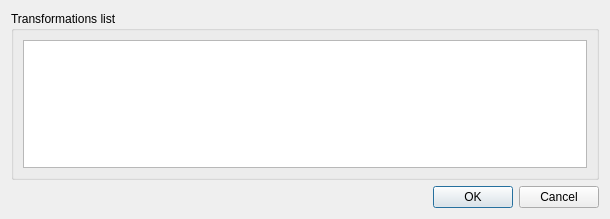
This is ui/selectTransformation.ui in faunalia/transformationtools as Qt 5 draws it before an edit. The edited form follows.
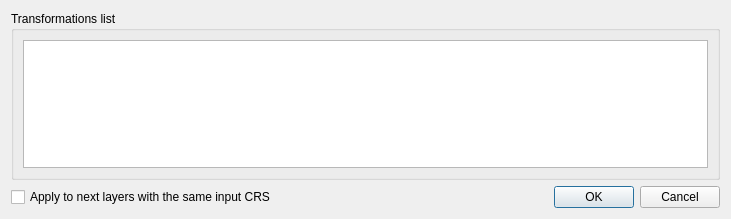
This is the edited form.

Commit message: missing in the last commit, use qgis.db instead of config file to store transformations

Patch:
```diff
--- a/ui/selectTransformation.ui
+++ b/ui/selectTransformation.ui
@@ -6,7 +6,7 @@
    <rect>
     <x>0</x>
     <y>0</y>
-    <width>610</width>
+    <width>731</width>
     <height>219</height>
    </rect>
   </property>
@@ -14,7 +14,7 @@
    <string>Manage transformations</string>
   </property>
   <layout class="QGridLayout" name="gridLayout_2">
-   <item row="1" column="0" colspan="2">
+   <item row="1" column="1" colspan="2">
     <widget class="QDialogButtonBox" name="buttonBox">
      <property name="orientation">
       <enum>Qt::Horizontal</enum>
@@ -24,13 +24,13 @@
      </property>
     </widget>
    </item>
-   <item row="0" column="0" colspan="2">
+   <item row="0" column="0" colspan="3">
     <widget class="QGroupBox" name="groupBox">
      <property name="title">
       <string>Transformations list</string>
      </property>
      <layout class="QGridLayout" name="gridLayout">
-      <item row="0" column="0" rowspan="2">
+      <item row="2" column="0">
        <widget class="QTableView" name="table">
         <property name="selectionMode">
          <enum>QAbstractItemView::SingleSelection</enum>
@@ -49,6 +49,13 @@
      </layout>
     </widget>
    </item>
+   <item row="1" column="0">
+    <widget class="QCheckBox" name="applyToNext">
+     <property name="text">
+      <string>Apply to next layers with the same input CRS</string>
+     </property>
+    </widget>
+   </item>
   </layout>
  </widget>
  <resources/>
```
Left out of the diff: 2 changed lines with no effect on the pictures. The commit also changes 14 other files.
